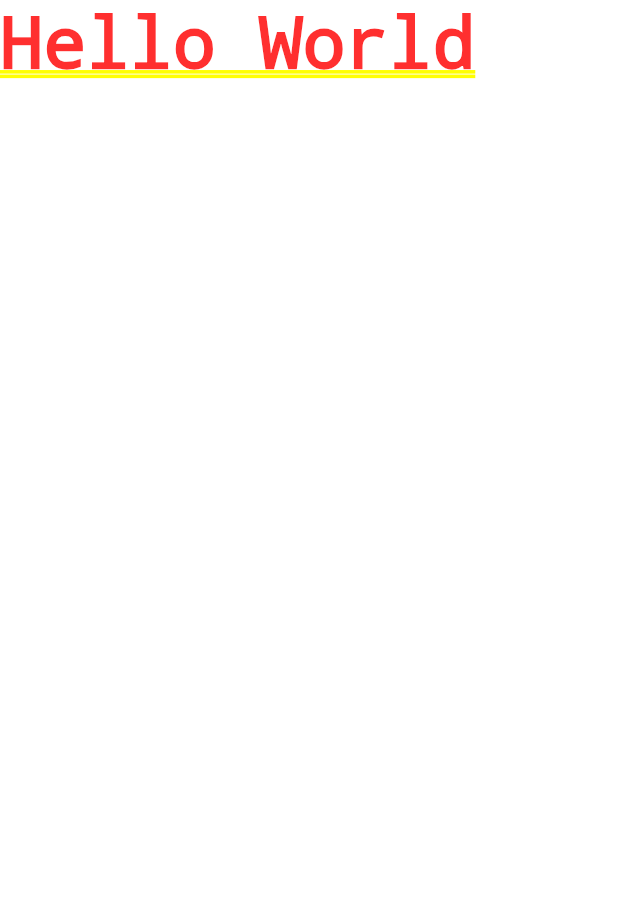
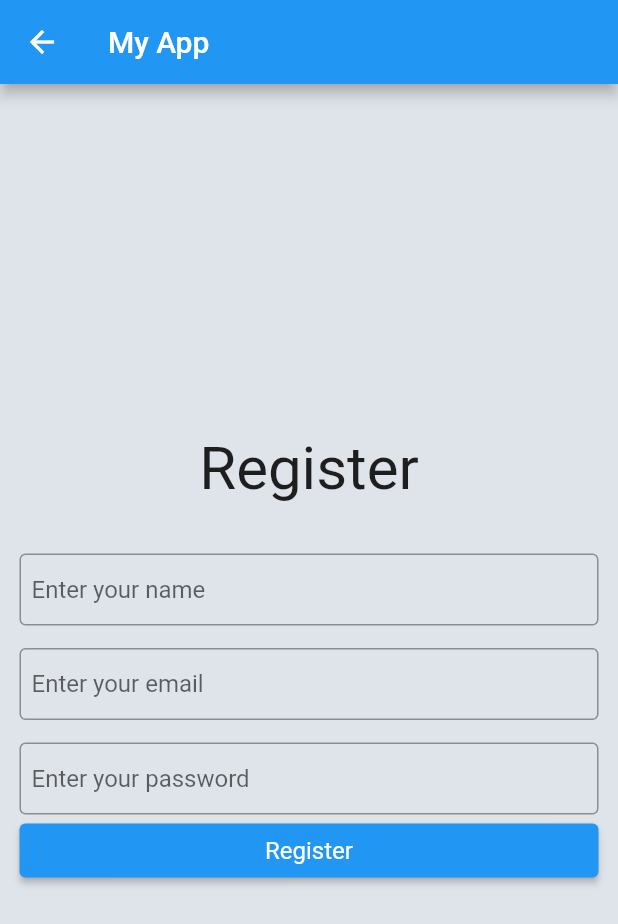
Before and after one commit to Farazjahangir/flutterPracticeApp, a Flutter app: the screen it shows after launch, after a tap on "Register", on a phone screen of 412 x 824 dp. Shown: the top 924 px of the screen. Run offline on Flutter 3.47's test engine with Material 2 defaults, Android fonts, the phone set to English and light mode, and no system bars.

Commit message:
developed register screen

```diff
--- a/lib/screens/register.dart
+++ b/lib/screens/register.dart
@@ -1,4 +1,7 @@
 import 'package:flutter/material.dart';
+
+import '../widgets/textInput.dart';
+import '../widgets/button.dart';
 
 class Register extends StatefulWidget {
   const Register({Key? key}) : super(key: key);
@@ -8,10 +11,49 @@ class Register extends StatefulWidget {
 }
 
 class RegisterState extends State<Register> {
+  final TextEditingController emailController = TextEditingController();
+  final TextEditingController nameController = TextEditingController();
+  final TextEditingController passwordController = TextEditingController();
+
+  void register() {}
   @override
   Widget build(BuildContext context) {
-    return Container(
-      child: Text("Hello World"),
+    return Scaffold(
+      appBar: AppBar(
+        title: Text('My App'),
+      ),
+      body: Container(
+        width: double.infinity,
+        color: Color(0xfffdfe4ea),
+        child: Container(
+          margin: const EdgeInsets.only(left: 13, right: 13),
+          child: Column(
+            mainAxisAlignment: MainAxisAlignment.center,
+            children: [
+              Container(
+                margin: EdgeInsets.only(bottom: 18),
+                child: const Text(
+                  "Register",
+                  textAlign: TextAlign.center,
+                  style: TextStyle(fontSize: 40),
+                ),
+              ),
+              TextInput(
+                controller: nameController,
+                placeHolder: 'Enter your name',
+              ),
+              TextInput(
+                  controller: emailController, placeHolder: 'Enter your email'),
+              TextInput(
+                controller: passwordController,
+                placeHolder: 'Enter your password',
+                obscureText: true,
+              ),
+              Button('Register', register)
+            ],
+          ),
+        ),
+      ),
     );
   }
 }
```
